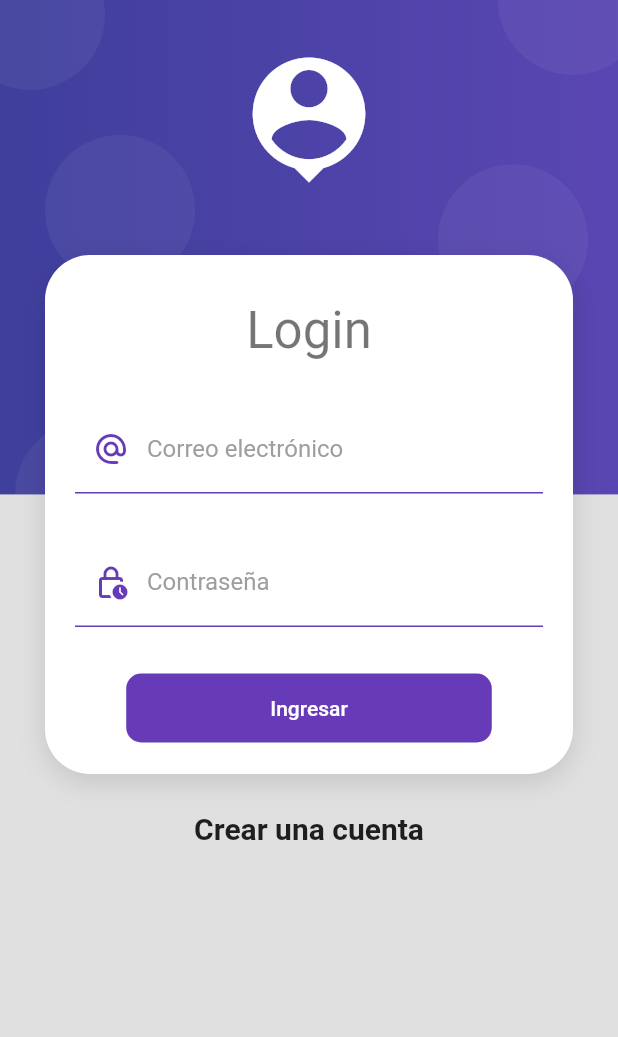
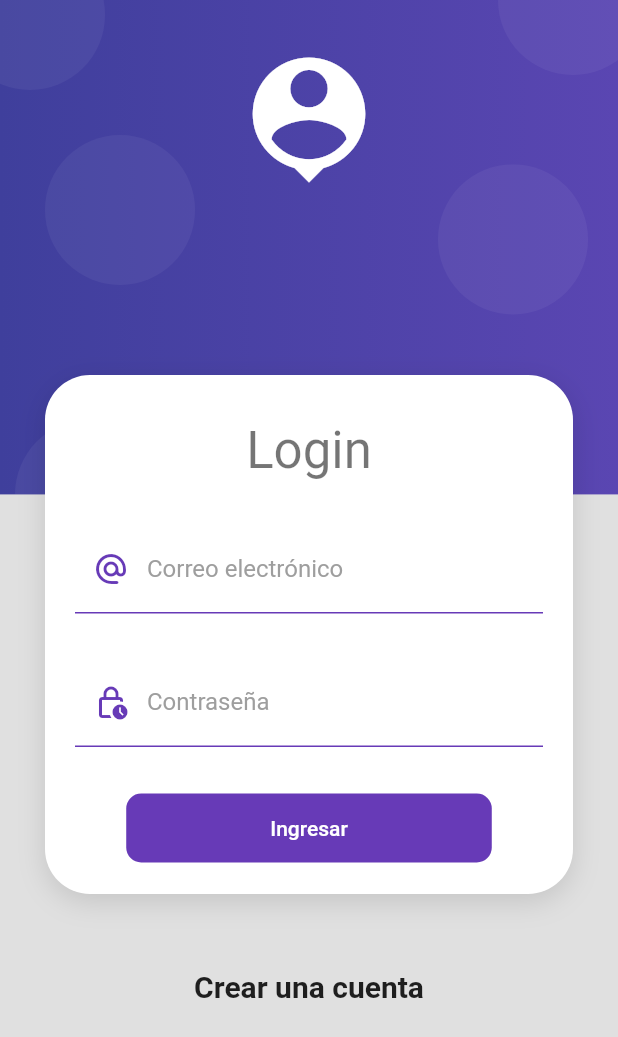
Before and after one commit to RoHeTT17/productos_appR, a Flutter app: the LoginScreen screen opened by its route, on a phone screen of 412 x 824 dp. Shown: the top 1037 px of the screen. Run offline on Flutter 3.47's test engine with Material 2 defaults, Android fonts, the phone set to English and light mode, and no system bars; network calls fail.

```diff
--- /dev/null
+++ b/lib/models/models.dart
@@ -0,0 +1 @@
+export 'package:productosapp_as/models/product.dart';
--- /dev/null
+++ b/lib/models/product.dart
@@ -0,0 +1,38 @@
+// To parse this JSON data, do
+//
+//     final product = productFromMap(jsonString);
+
+import 'dart:convert';
+
+class Product {
+    Product({
+        required this.available,
+        required this.name,
+                 this.picture,
+        required this.price,
+
+    });
+
+    bool    available;
+    String  name;
+    String? picture;
+    double  price;
+
+    factory Product.fromJson(String str) => Product.fromMap(json.decode(str));
+
+    String toJson() => json.encode(toMap());
+
+    factory Product.fromMap(Map<String, dynamic> json) => Product(
+        available: json["available"] == null ? null : json["available"],
+        name: json["name"],
+        picture: json["picture"],
+        price: json["price"].toDouble(),
+    );
+
+    Map<String, dynamic> toMap() => {
+        "available": available == null ? null : available,
+        "name": name,
+        "picture": picture,
+        "price": price,
+    };
+}
--- a/lib/screens/login_screen.dart
+++ b/lib/screens/login_screen.dart
@@ -1,4 +1,3 @@
-import 'package:flutter/cupertino.dart';
 import 'package:flutter/material.dart';
 import 'package:productosapp_as/providers/login_form_provider.dart';
 import 'package:productosapp_as/ui/input_decorations.dart';
@@ -15,7 +14,7 @@ class LoginScreen extends StatelessWidget {
         childAuthB: SingleChildScrollView(
           child: Column(
             children: [
-              const SizedBox(height: 170,), //250 para la tablet
+              const SizedBox(height: 250,), //250 para la tablet // 170 para el celular
               CardContainer(
                 childCardContainer: Column(
                   children: [
@@ -26,14 +25,14 @@ class LoginScreen extends StatelessWidget {
                      //Solo se declara a este nivel el provider porque solo se usará para el login
                      ChangeNotifierProvider(
                          create: ( _ ) => LoginFormProvider(),
-                         child: _LoginForm(),
+                         child: const _LoginForm(),
                      ),
                   ],
                 )
               ),
-              const SizedBox(height: 25.0,), //50 para la tablet
+              const SizedBox(height: 50.0,), //50 para la tablet //25 para el celular
               const Text('Crear una cuenta',style: TextStyle(fontSize: 20.0,fontWeight: FontWeight.bold),),
-              const SizedBox(height: 25.0,),
+              const SizedBox(height: 50.0,),//50 para la tablet //25 para el celular
             ],
 
           ),
@@ -113,12 +112,12 @@ class _LoginForm extends StatelessWidget {
               elevation: 0,
               color: Colors.deepPurple,
               child: Container(
-                padding: EdgeInsets.symmetric(horizontal: 80, vertical: 15),
+                padding: const EdgeInsets.symmetric(horizontal: 80, vertical: 15),
                 child: Text(
                   loginForm.getIsLoading
                   ? 'Espere'
                   : 'Ingresar',
-                  style: TextStyle(color: Colors.white),),
+                  style: const TextStyle(color: Colors.white),),
               ),
               //Si es true, pone null para desactivar el botoón, en caso contrario ejecuta el bloque de código.
               onPressed:loginForm.getIsLoading ? null :() async{
--- a/lib/screens/screens.dart
+++ b/lib/screens/screens.dart
@@ -1,2 +1,3 @@
 export 'package:productosapp_as/screens/home_screen.dart';
 export 'package:productosapp_as/screens/login_screen.dart';
+export 'package:productosapp_as/screens/product_screen.dart';
--- /dev/null
+++ b/lib/services/products_service.dart
@@ -0,0 +1,14 @@
+import 'package:flutter/material.dart';
+import 'package:productosapp_as/models/models.dart';
+
+class ProductsService extends ChangeNotifier{
+
+  //Base de la URL, debe ir sin http.
+  final String _baseURL = 'flutter-varios-6d280-default-rtdb.firebaseio.com';
+
+  //Listado de todos los productos
+  final List<Product> products = [];
+
+
+
+}
--- /dev/null
+++ b/lib/services/services.dart
@@ -0,0 +1,3 @@
+
+
+export 'package:productosapp_as/services/products_service.dart';
--- a/lib/widgets/auth_background.dart
+++ b/lib/widgets/auth_background.dart
@@ -16,7 +16,7 @@ class AuthBackground extends StatelessWidget {
         children:   [
            const _PurpleBox(),   //fondo morado con las burbujas
            const _HeaderIcon(),  //icono
-           this.childAuthB //es el card_container donde aparece los datos del login
+           childAuthB //es el card_container donde aparece los datos del login
         ],
       ),
     );
--- a/lib/widgets/card_container.dart
+++ b/lib/widgets/card_container.dart
@@ -13,9 +13,9 @@ class CardContainer extends StatelessWidget {
       child: Container(
         width:  double.infinity,
         //height: 300,
-        padding: EdgeInsets.all(20), // para que el contenido no quede pegado a los bordes
+        padding: const EdgeInsets.all(20), // para que el contenido no quede pegado a los bordes
         decoration: _createCardShape(),
-        child: this.childCardContainer,
+        child: childCardContainer,
       ),
     );
   }
--- a/lib/widgets/widgets.dart
+++ b/lib/widgets/widgets.dart
@@ -1,2 +1,4 @@
 export 'package:productosapp_as/widgets/auth_background.dart';
 export 'package:productosapp_as/widgets/card_container.dart';
+export 'package:productosapp_as/widgets/product_card.dart';
+export 'package:productosapp_as/widgets/product_image.dart';
--- a/pubspec.yaml
+++ b/pubspec.yaml
@@ -59,8 +59,8 @@ flutter:
   uses-material-design: true
 
   # To add assets to your application, add an assets section, like this:
-  # assets:
-  #   - images/a_dot_burr.jpeg
+  assets:
+     - assets/
   #   - images/a_dot_ham.jpeg
 
   # An image asset can refer to one or more resolution-specific "variants", see
```
Also changed, not shown: lib/main.dart (+35 -5 lines), lib/screens/home_screen.dart (+18 -3 lines), lib/screens/product_screen.dart (added, +102 -0 lines), lib/widgets/product_card.dart (added, +150 -0 lines), lib/widgets/product_image.dart (added, +37 -0 lines), assets/jar-loading.gif (added), assets/no-image.png (added).
